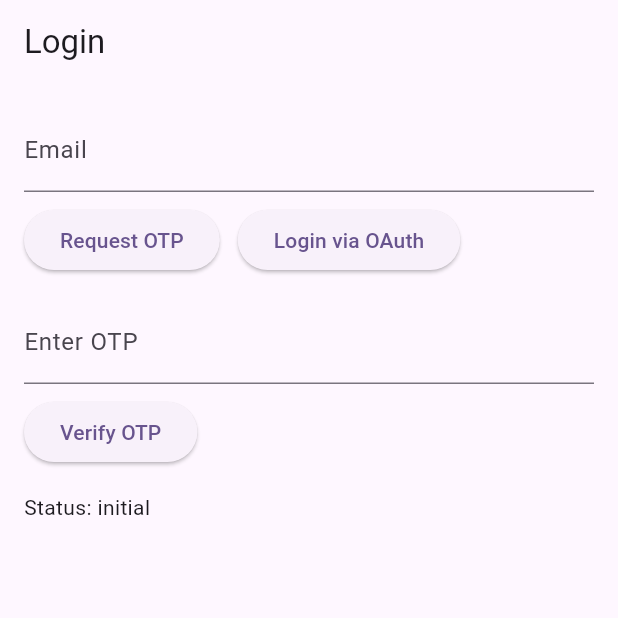
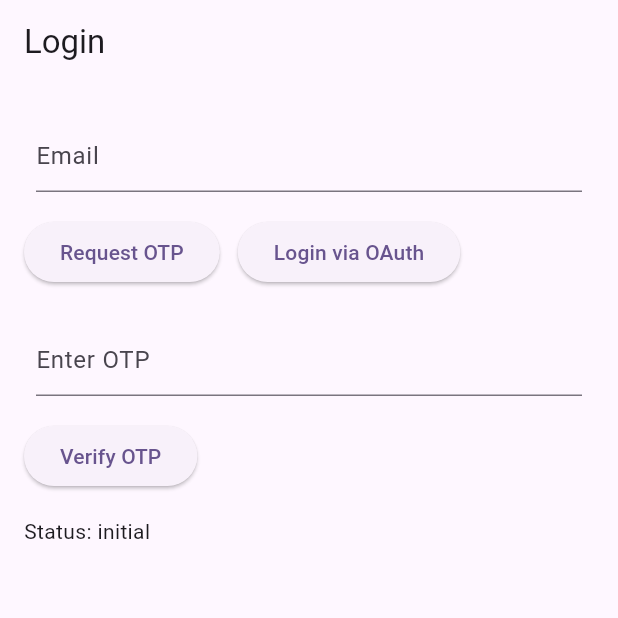
Before and after one commit to sommye-ctr/pixel_i, a Flutter app: the LoginScreen screen opened by its route, on a phone screen of 412 x 824 dp, the top half of it. Run offline on Flutter 3.47's test engine with Material 3 defaults, Android fonts, the phone set to English and light mode, and no system bars; our stand-ins replace dio, equatable, flutter_bloc, go_router.

Commit message:
Added basic structure of signup login and verifying otp screens

```diff
--- /dev/null
+++ b/frontend/lib/core/widgets/custom_text_field.dart
@@ -0,0 +1,67 @@
+import 'package:flutter/material.dart';
+import 'package:flutter/services.dart';
+
+class CustomTextField extends StatefulWidget {
+  final String hint;
+  final List<TextInputFormatter>? inputFormatters;
+  final String? Function(String?)? validator;
+  final Icon? icon;
+  final TextEditingController? controller;
+  final bool? obscure;
+  final TextInputType? keyboardType;
+  const CustomTextField({
+    super.key,
+    required this.hint,
+    this.icon,
+    this.inputFormatters,
+    this.validator,
+    this.controller,
+    this.obscure,
+    this.keyboardType,
+  });
+
+  @override
+  State<CustomTextField> createState() => _CustomTextFieldState();
+}
+
+class _CustomTextFieldState extends State<CustomTextField> {
+  late bool _obscure;
+
+  @override
+  void initState() {
+    _obscure = widget.obscure ?? false;
+    super.initState();
+  }
+
+  @override
+  Widget build(BuildContext context) {
+    return Padding(
+      padding: const EdgeInsets.all(8),
+      child: TextFormField(
+        inputFormatters: widget.inputFormatters,
+        validator: widget.validator,
+        controller: widget.controller,
+        keyboardType: widget.keyboardType,
+        obscureText: _obscure,
+        decoration: InputDecoration(
+          hintText: widget.hint,
+          prefixIcon: widget.icon,
+          suffixIcon: widget.obscure != null && widget.obscure!
+              ? IconButton(
+                  icon: Icon(
+                    _obscure
+                        ? Icons.visibility_off_rounded
+                        : Icons.visibility_rounded,
+                  ),
+                  onPressed: () {
+                    setState(() {
+                      _obscure = !_obscure;
+                    });
+                  },
+                )
+              : null,
+        ),
+      ),
+    );
+  }
+}
--- /dev/null
+++ b/frontend/lib/core/widgets/index.dart
@@ -0,0 +1,2 @@
+export 'custom_button.dart';
+export 'custom_text_field.dart';
--- a/frontend/lib/features/auth/view/login_screen.dart
+++ b/frontend/lib/features/auth/view/login_screen.dart
@@ -1,6 +1,8 @@
 import 'package:flutter/material.dart';
 import 'package:flutter_bloc/flutter_bloc.dart';
 
+import '../../../resources/strings.dart';
+import '../../../core/widgets/index.dart';
 import '../bloc/auth_bloc.dart';
 
 class LoginScreen extends StatefulWidget {
@@ -24,7 +26,7 @@ class _LoginScreenState extends State<LoginScreen> {
   @override
   Widget build(BuildContext context) {
     return Scaffold(
-      appBar: AppBar(title: const Text('Login')),
+      appBar: AppBar(title: const Text(loginTitle)),
       body: Padding(
         padding: const EdgeInsets.all(16),
         child: BlocConsumer<AuthBloc, AuthState>(
@@ -33,9 +35,10 @@ class _LoginScreenState extends State<LoginScreen> {
             return Column(
               crossAxisAlignment: CrossAxisAlignment.start,
               children: [
-                TextField(
+                CustomTextField(
                   controller: emailController,
-                  decoration: const InputDecoration(labelText: 'Email'),
+                  hint: loginEmailLabel,
+                  keyboardType: TextInputType.emailAddress,
                 ),
                 const SizedBox(height: 8),
                 Row(
@@ -46,7 +49,7 @@ class _LoginScreenState extends State<LoginScreen> {
                           AuthEvent.requestOtp(emailController.text),
                         );
                       },
-                      child: const Text('Request OTP'),
+                      child: const Text(loginRequestOtpBtn),
                     ),
                     const SizedBox(width: 12),
                     ElevatedButton(
@@ -55,14 +58,15 @@ class _LoginScreenState extends State<LoginScreen> {
                           AuthEvent.loginWithOAuth('demo-token'),
                         );
                       },
-                      child: const Text('Login via OAuth'),
+                      child: const Text(loginOAuthBtn),
                     ),
                   ],
                 ),
                 const SizedBox(height: 16),
-                TextField(
+                CustomTextField(
                   controller: otpController,
-                  decoration: const InputDecoration(labelText: 'Enter OTP'),
+                  hint: loginOtpLabel,
+                  keyboardType: TextInputType.number,
                 ),
                 const SizedBox(height: 8),
                 ElevatedButton(
@@ -74,10 +78,10 @@ class _LoginScreenState extends State<LoginScreen> {
                       ),
                     );
                   },
-                  child: const Text('Verify OTP'),
+                  child: const Text(loginVerifyOtpBtn),
                 ),
                 const SizedBox(height: 16),
-                Text('Status: ${state.status.name}'),
+                Text('$loginStatus: ${state.status.name}'),
               ],
             );
           },
--- /dev/null
+++ b/frontend/lib/resources/style.dart
@@ -0,0 +1,3 @@
+const double largeRoundEdgeRadius = 16;
+const double smallRoundEdgeRadius = 8;
+const double cardElevation = 8;
```
Also changed, not shown: frontend/lib/app/router.dart (+19 -1 lines), frontend/lib/core/widgets/custom_button.dart (added, +43 -0 lines), frontend/lib/features/auth/data/auth_repository.dart (+70 -5 lines), frontend/lib/features/auth/view/signup_screen.dart (added, +277 -0 lines), frontend/lib/features/auth/view/user_info_screen.dart (added, +83 -0 lines), frontend/lib/features/home/view/home_screen.dart (added, +15 -0 lines), frontend/lib/resources/strings.dart (+49 -0 lines), 3 other files.
